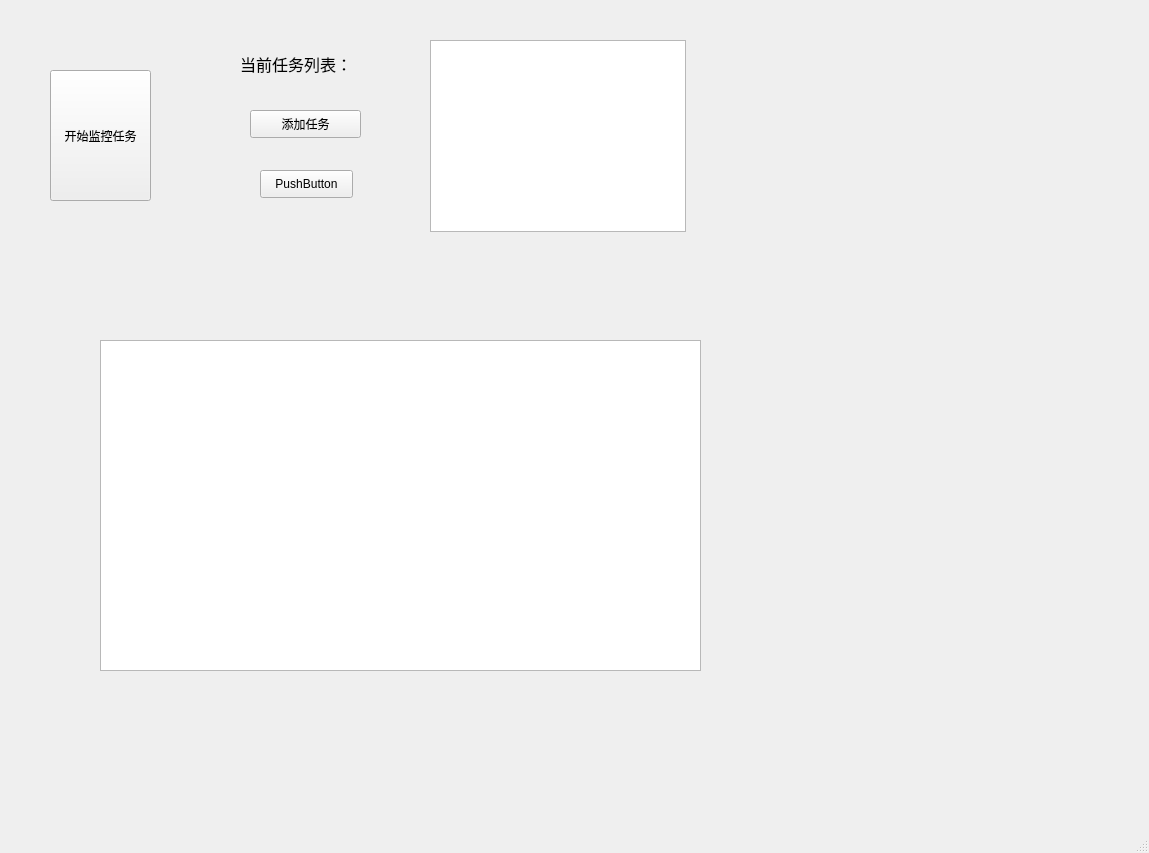
Before: the Qt Designer form 1.ui in successdata/python_spider, drawn with Qt 5.
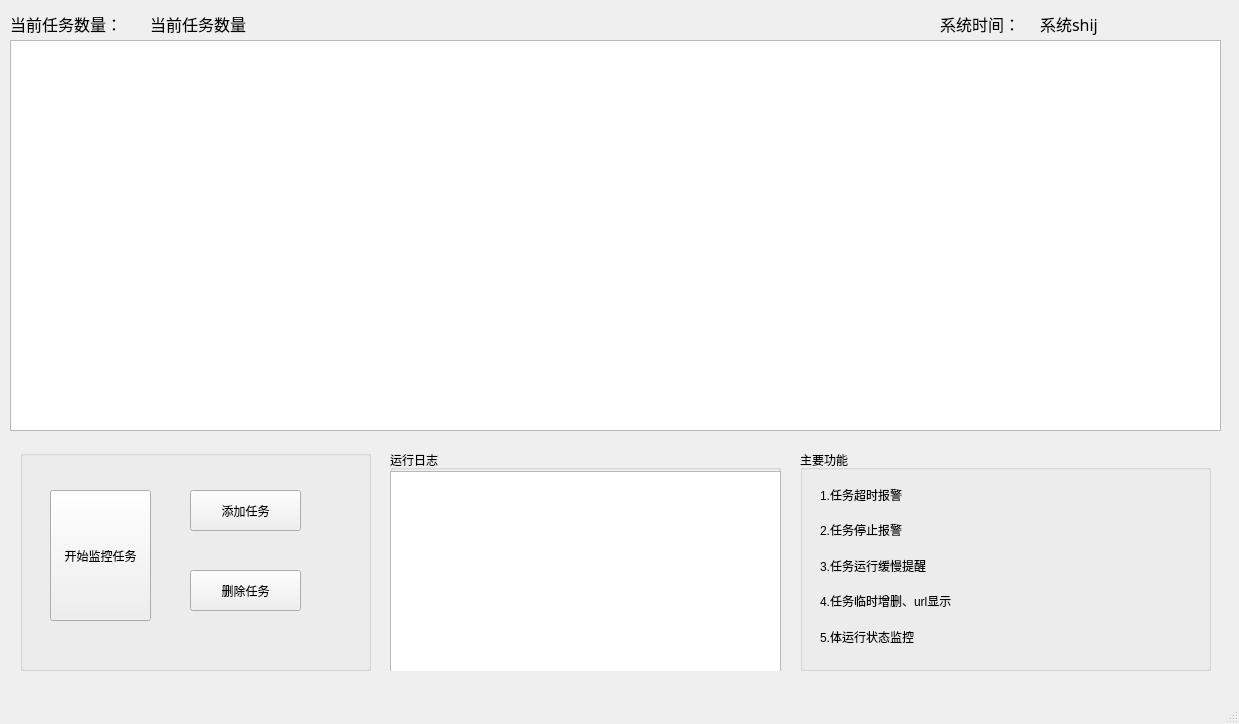
After: the same form once the commit is applied.

Patch:
```diff
--- a/1.ui
+++ b/1.ui
@@ -6,8 +6,8 @@
    <rect>
     <x>0</x>
     <y>0</y>
-    <width>1149</width>
-    <height>853</height>
+    <width>1239</width>
+    <height>724</height>
    </rect>
   </property>
   <property name="acceptDrops">
@@ -20,25 +20,12 @@
    <enum>Qt::LeftToRight</enum>
   </property>
   <widget class="QWidget" name="centralwidget">
-   <widget class="QPushButton" name="pushButton">
-    <property name="geometry">
-     <rect>
-      <x>50</x>
-      <y>70</y>
-      <width>101</width>
-      <height>131</height>
-     </rect>
-    </property>
-    <property name="text">
-     <string>开始监控任务</string>
-    </property>
-   </widget>
    <widget class="QLabel" name="label">
     <property name="geometry">
      <rect>
-      <x>240</x>
-      <y>50</y>
-      <width>140</width>
+      <x>10</x>
+      <y>10</y>
+      <width>141</width>
       <height>27</height>
      </rect>
     </property>
@@ -52,30 +39,17 @@
      <enum>Qt::RightToLeft</enum>
     </property>
     <property name="text">
-     <string>当前任务列表：</string>
+     <string>当前任务数量：</string>
     </property>
     <property name="textFormat">
      <enum>Qt::AutoText</enum>
     </property>
    </widget>
-   <widget class="QPushButton" name="pushButton_2">
-    <property name="geometry">
-     <rect>
-      <x>250</x>
-      <y>110</y>
-      <width>111</width>
-      <height>28</height>
-     </rect>
-    </property>
-    <property name="text">
-     <string>添加任务</string>
-    </property>
-   </widget>
    <widget class="QPushButton" name="pushButton_3">
     <property name="geometry">
      <rect>
-      <x>260</x>
-      <y>170</y>
+      <x>290</x>
+      <y>800</y>
       <width>93</width>
       <height>28</height>
      </rect>
@@ -87,23 +61,229 @@
    <widget class="QTableWidget" name="tableWidget">
     <property name="geometry">
      <rect>
-      <x>100</x>
-      <y>340</y>
-      <width>601</width>
-      <height>331</height>
-     </rect>
-    </property>
-   </widget>
-   <widget class="QListView" name="listView">
-    <property name="geometry">
-     <rect>
-      <x>430</x>
+      <x>10</x>
       <y>40</y>
-      <width>256</width>
-      <height>192</height>
+      <width>1211</width>
+      <height>391</height>
      </rect>
     </property>
    </widget>
+   <widget class="QLabel" name="label_2">
+    <property name="geometry">
+     <rect>
+      <x>150</x>
+      <y>10</y>
+      <width>101</width>
+      <height>27</height>
+     </rect>
+    </property>
+    <property name="font">
+     <font>
+      <family>Microsoft YaHei</family>
+      <pointsize>12</pointsize>
+     </font>
+    </property>
+    <property name="layoutDirection">
+     <enum>Qt::RightToLeft</enum>
+    </property>
+    <property name="text">
+     <string>当前任务数量：</string>
+    </property>
+    <property name="textFormat">
+     <enum>Qt::AutoText</enum>
+    </property>
+   </widget>
+   <widget class="QGroupBox" name="groupBox">
+    <property name="geometry">
+     <rect>
+      <x>20</x>
+      <y>450</y>
+      <width>351</width>
+      <height>221</height>
+     </rect>
+    </property>
+    <property name="title">
+     <string/>
+    </property>
+    <widget class="QPushButton" name="pushButton">
+     <property name="enabled">
+      <bool>true</bool>
+     </property>
+     <property name="geometry">
+      <rect>
+       <x>30</x>
+       <y>40</y>
+       <width>101</width>
+       <height>131</height>
+      </rect>
+     </property>
+     <property name="text">
+      <string>开始监控任务</string>
+     </property>
+     <property name="autoDefault">
+      <bool>false</bool>
+     </property>
+    </widget>
+    <widget class="QPushButton" name="pushButton_4">
+     <property name="geometry">
+      <rect>
+       <x>170</x>
+       <y>120</y>
+       <width>111</width>
+       <height>41</height>
+      </rect>
+     </property>
+     <property name="text">
+      <string>删除任务</string>
+     </property>
+    </widget>
+    <widget class="QPushButton" name="pushButton_2">
+     <property name="geometry">
+      <rect>
+       <x>170</x>
+       <y>40</y>
+       <width>111</width>
+       <height>41</height>
+      </rect>
+     </property>
+     <property name="text">
+      <string>添加任务</string>
+     </property>
+    </widget>
+   </widget>
+   <widget class="QGroupBox" name="groupBox_2">
+    <property name="geometry">
+     <rect>
+      <x>800</x>
+      <y>450</y>
+      <width>411</width>
+      <height>221</height>
+     </rect>
+    </property>
+    <property name="title">
+     <string>主要功能</string>
+    </property>
+    <widget class="QWidget" name="layoutWidget">
+     <property name="geometry">
+      <rect>
+       <x>20</x>
+       <y>30</y>
+       <width>311</width>
+       <height>171</height>
+      </rect>
+     </property>
+     <layout class="QVBoxLayout" name="verticalLayout">
+      <item>
+       <widget class="QLabel" name="label_3">
+        <property name="text">
+         <string>1.任务超时报警</string>
+        </property>
+       </widget>
+      </item>
+      <item>
+       <widget class="QLabel" name="label_4">
+        <property name="text">
+         <string>2.任务停止报警</string>
+        </property>
+       </widget>
+      </item>
+      <item>
+       <widget class="QLabel" name="label_5">
+        <property name="text">
+         <string>3.任务运行缓慢提醒</string>
+        </property>
+       </widget>
+      </item>
+      <item>
+       <widget class="QLabel" name="label_7">
+        <property name="text">
+         <string>4.任务临时增删、url显示</string>
+        </property>
+       </widget>
+      </item>
+      <item>
+       <widget class="QLabel" name="label_6">
+        <property name="text">
+         <string>5.体运行状态监控</string>
+        </property>
+       </widget>
+      </item>
+     </layout>
+    </widget>
+   </widget>
+   <widget class="QLabel" name="label_8">
+    <property name="geometry">
+     <rect>
+      <x>1040</x>
+      <y>10</y>
+      <width>161</width>
+      <height>27</height>
+     </rect>
+    </property>
+    <property name="font">
+     <font>
+      <family>Microsoft YaHei</family>
+      <pointsize>12</pointsize>
+     </font>
+    </property>
+    <property name="layoutDirection">
+     <enum>Qt::RightToLeft</enum>
+    </property>
+    <property name="text">
+     <string>系统shij</string>
+    </property>
+    <property name="textFormat">
+     <enum>Qt::AutoText</enum>
+    </property>
+   </widget>
+   <widget class="QLabel" name="label_9">
+    <property name="geometry">
+     <rect>
+      <x>940</x>
+      <y>10</y>
+      <width>101</width>
+      <height>27</height>
+     </rect>
+    </property>
+    <property name="font">
+     <font>
+      <family>Microsoft YaHei</family>
+      <pointsize>12</pointsize>
+     </font>
+    </property>
+    <property name="layoutDirection">
+     <enum>Qt::RightToLeft</enum>
+    </property>
+    <property name="text">
+     <string>系统时间：</string>
+    </property>
+    <property name="textFormat">
+     <enum>Qt::AutoText</enum>
+    </property>
+   </widget>
+   <widget class="QGroupBox" name="groupBox_3">
+    <property name="geometry">
+     <rect>
+      <x>390</x>
+      <y>450</y>
+      <width>391</width>
+      <height>221</height>
+     </rect>
+    </property>
+    <property name="title">
+     <string>运行日志</string>
+    </property>
+    <widget class="QListWidget" name="listWidget">
+     <property name="geometry">
+      <rect>
+       <x>0</x>
+       <y>21</y>
+       <width>391</width>
+       <height>201</height>
+      </rect>
+     </property>
+    </widget>
+   </widget>
   </widget>
   <widget class="QMenuBar" name="menubar">
    <property name="geometry">
```
Left out of the diff: 2 changed lines with no effect on the pictures.
